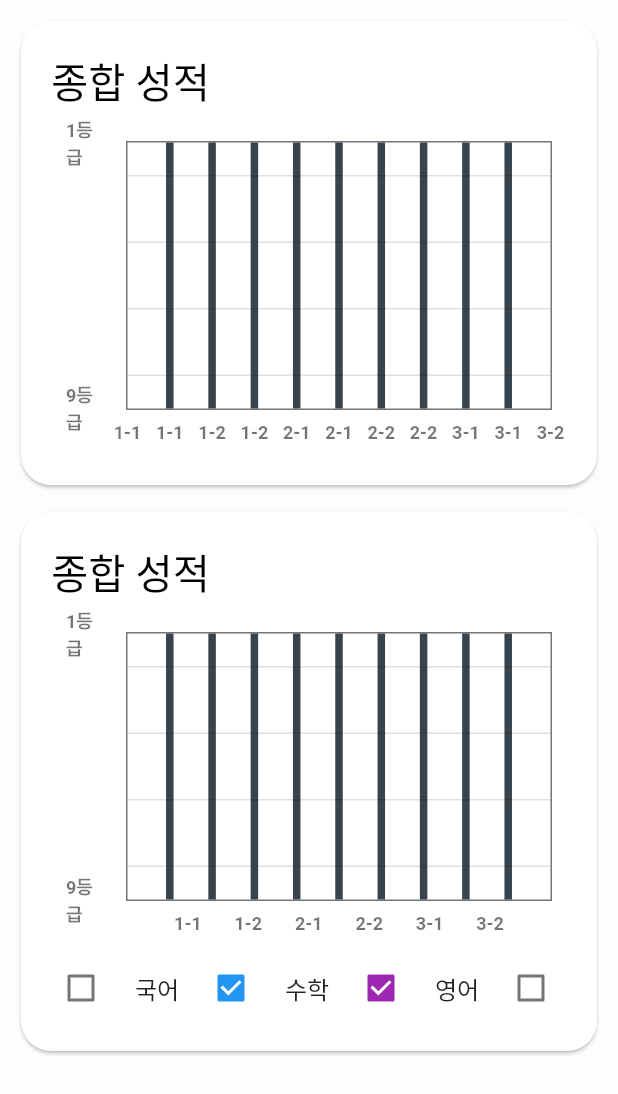
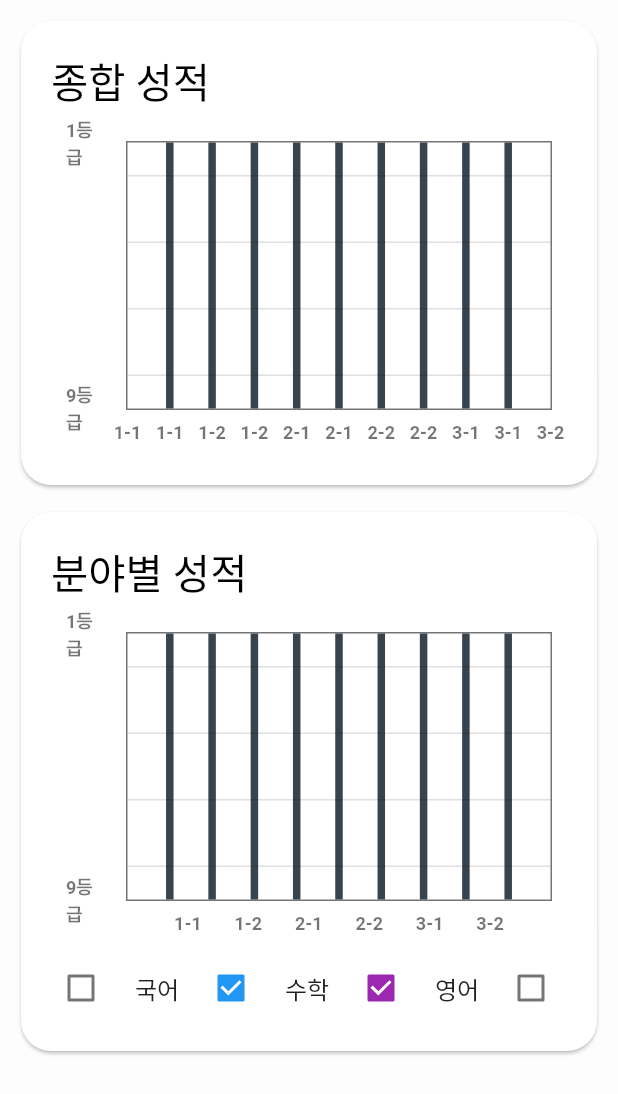
Before and after one commit to K1A2/schoolcalculator_flutter, a Flutter app: the ScoreAnalyzePage screen opened directly, after a tap on "국어", on a phone screen of 412 x 824 dp. Shown: the top 1094 px of the screen. Run offline on Flutter 3.47's test engine with Material 2 defaults, Android fonts, the phone set to English and light mode, and no system bars; drawn by our look-alikes of fl_chart; our stand-ins replace carousel_slider, numberpicker, shared_preferences; missing offline and left inert: dart:ffi; accounts and stored records are empty; Roboto replaces fonts that are missing (SCFream); statements that could not run were skipped.

Commit message:
analyze page make graph type

```diff
--- a/lib/sub/ScoreAnalyzePage.dart
+++ b/lib/sub/ScoreAnalyzePage.dart
@@ -19,6 +19,7 @@ class _ScoreAnalyzePage extends State<ScoreAnalyzePage> with AutomaticKeepAliveC
   List<List<double>> _typeScores = [[], [], [], [], [], []];
   List<Color> _typeGraphColors = [Colors.red, Colors.blue, Colors.purple, Colors.orange, Colors.amber, Colors.green];
   List<bool> _typeShow = [true, true, true, false, false, false];
+  final List<String> _type = ["국어","수학","영어","과학탐구","사회탐구","기타"];
 
   DecodeScoreJsonData _scoreJson;
   SchoolScoreCalculator _calculator;
@@ -39,7 +40,7 @@ class _ScoreAnalyzePage extends State<ScoreAnalyzePage> with AutomaticKeepAliveC
             if (_data != 0) {
               _data = double.parse((10 - _data).abs().toStringAsFixed(2));
             }
-            _inputData.add(BarChartRodData(y: _data, width: 4, colors: [_typeGraphColors[j]]));
+            _inputData.add(BarChartRodData(y: _data, width: 4.5, colors: [_typeGraphColors[j]]));
           } else {
             continue;
           }
@@ -70,14 +71,12 @@ class _ScoreAnalyzePage extends State<ScoreAnalyzePage> with AutomaticKeepAliveC
 
       var _n = 0;
       for (var i in _scores[1] as List<List<List<SchoolScore>>>) {
-        var _m = 0;
         for (var j in i) {
           if (j.length == 0) {
             _typeScores[_n].add(0.0);
           } else {
             _typeScores[_n].add(_calculator.getGrafe(j));
           }
-          _m++;
         }
         _n++;
       }
@@ -91,72 +90,6 @@ class _ScoreAnalyzePage extends State<ScoreAnalyzePage> with AutomaticKeepAliveC
     _scoreJson = DecodeScoreJsonData();
     _calculator = SchoolScoreCalculator();
     getAllGradeCal();
-    // showingBarGroups.add(BarChartGroupData(
-    //   x:1,
-    //   barRods: [
-    //     BarChartRodData(y: 9, width: 4, colors: [Colors.red]),
-    //     BarChartRodData(y: 2, width: 4, colors: [Colors.blue]),
-    //     BarChartRodData(y: 3, width: 4, colors: [Colors.purple]),
-    //     BarChartRodData(y: 3, width: 4, colors: [Colors.orange]),
-    //     BarChartRodData(y: 4.3, width: 4, colors: [Colors.amber]),
-    //     BarChartRodData(y: 1, width: 4, colors: [Colors.green]),
-    //   ]
-    // ));
-    // showingBarGroups.add(BarChartGroupData(
-    //   x:2,
-    //   barRods: [
-    //     BarChartRodData(y: 3, width: 4, colors: [Colors.red]),
-    //     BarChartRodData(y: 2.2, width: 4, colors: [Colors.blue]),
-    //     BarChartRodData(y: 4.5, width: 4, colors: [Colors.purple]),
-    //     BarChartRodData(y: 5.56, width: 4, colors: [Colors.orange]),
-    //     BarChartRodData(y: 4.3, width: 4, colors: [Colors.amber]),
-    //     BarChartRodData(y: 5.12, width: 4, colors: [Colors.green]),
-    //   ]
-    // ));
-    // showingBarGroups.add(BarChartGroupData(
-    //   x:3,
-    //   barRods: [
-    //     BarChartRodData(y: 3, width: 4, colors: [Colors.red]),
-    //     BarChartRodData(y: 2.2, width: 4, colors: [Colors.blue]),
-    //     BarChartRodData(y: 4.5, width: 4, colors: [Colors.purple]),
-    //     BarChartRodData(y: 5.56, width: 4, colors: [Colors.orange]),
-    //     BarChartRodData(y: 4.3, width: 4, colors: [Colors.amber]),
-    //     BarChartRodData(y: 5.12, width: 4, colors: [Colors.green]),
-    //   ]
-    // ));
-    // showingBarGroups.add(BarChartGroupData(
-    //   x:4,
-    //   barRods: [
-    //     BarChartRodData(y: 3, width: 4, colors: [Colors.red]),
-    //     BarChartRodData(y: 2.2, width: 4, colors: [Colors.blue]),
-    //     BarChartRodData(y: 4.5, width: 4, colors: [Colors.purple]),
-    //     BarChartRodData(y: 5.56, width: 4, colors: [Colors.orange]),
-    //     BarChartRodData(y: 4.3, width: 4, colors: [Colors.amber]),
-    //     BarChartRodData(y: 5.12, width: 4, colors: [Colors.green]),
-    //   ]
-    // ));
-    // showingBarGroups.add(BarChartGroupData(
-    //   x:5,
-    //   barRods: [
-    //     BarChartRodData(y: 3, width: 4, colors: [Colors.red]),
-    //     BarChartRodData(y: 2.2, width: 4, colors: [Colors.blue]),
-    //     BarChartRodData(y: 4.5, width: 4, colors: [Colors.purple]),
-    //     BarChartRodData(y: 5.56, width: 4, colors: [Colors.orange]),
-    //     BarChartRodData(y: 4.3, width: 4, colors: [Colors.amber]),
-    //     BarChartRodData(y: 5.12, width: 4, colors: [Colors.green]),
-    //   ]
-    // ));
-    // showingBarGroups.add(BarChartGroupData(
-    //   x:6,
-    //   barRods: [
-    //     BarChartRodData(y: 3, width: 4, colors: [Colors.red]),
-    //     BarChartRodData(y: 2.2, width: 4, colors: [Colors.blue]),
-    //     BarChartRodData(y: 4.5, width: 4, colors: [Colors.purple]),
-    //     BarChartRodData(y: 5.56, width: 4, colors: [Colors.orange]),
-    //     BarChartRodData(y: 4.3, width: 4, colors: [Colors.amber]),
-    //     BarChartRodData(y: 5.12, width: 4, colors: [Colors.green]),
-    //   ]
-    // ));
   }
 
   @override
@@ -331,7 +264,7 @@ class _ScoreAnalyzePage extends State<ScoreAnalyzePage> with AutomaticKeepAliveC
                     crossAxisAlignment: CrossAxisAlignment.start,
                     children: <Widget>[
                       Text(
-                        "종합 성적",
+                        "분야별 성적",
                         style: TextStyle(
                             fontFamily: "SCFream",
                             fontWeight: FontWeight.w500,
@@ -427,6 +360,19 @@ class _ScoreAnalyzePage extends State<ScoreAnalyzePage> with AutomaticKeepAliveC
                                   barGroups: showingBarGroups,
                                   minY: 1,
                                   maxY: 9,
+                                  barTouchData: BarTouchData(
+                                    touchTooltipData: BarTouchTooltipData(
+                                      getTooltipItem:  (group, groupIndex, rod, rodIndex) {
+                                        return BarTooltipItem(
+                                          _type[rodIndex] + "\n" + (10 - rod.y).toStringAsFixed(2),
+                                          TextStyle(
+                                              color: rod.colors[0],
+                                              fontWeight: FontWeight.bold),
+                                        );
+                                      },
+                                      // tooltipBgColor: Colors.black.withOpacity(0.05)
+                                    )
+                                  )
                                 ),
                                 swapAnimationDuration: Duration(milliseconds: 500), // Optional
                                 swapAnimationCurve: Curves.linear,
@@ -542,7 +488,7 @@ class _ScoreAnalyzePage extends State<ScoreAnalyzePage> with AutomaticKeepAliveC
                   )
               )
             ),
-          )
+          ),
         ],
       )
     );
```
